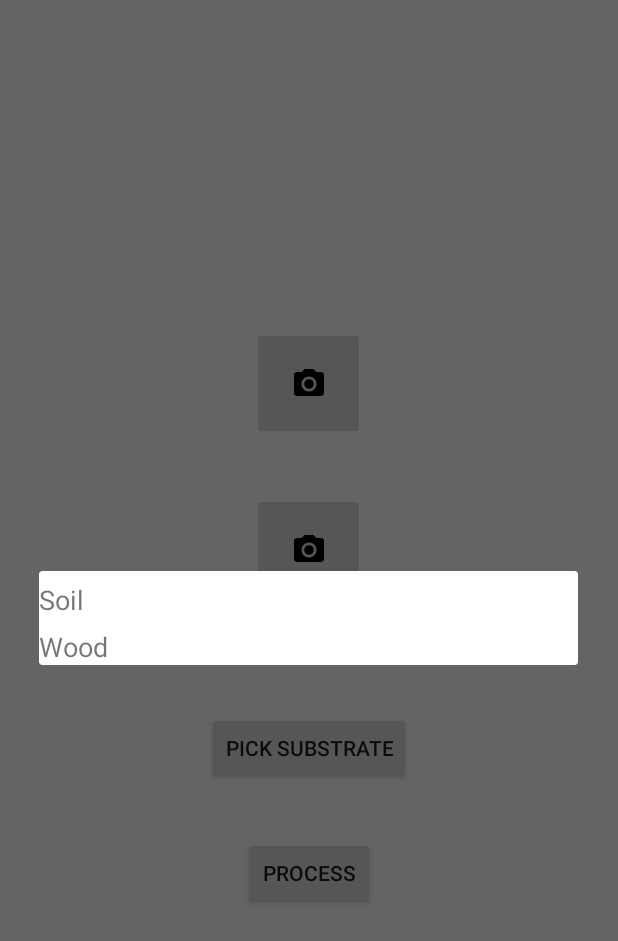
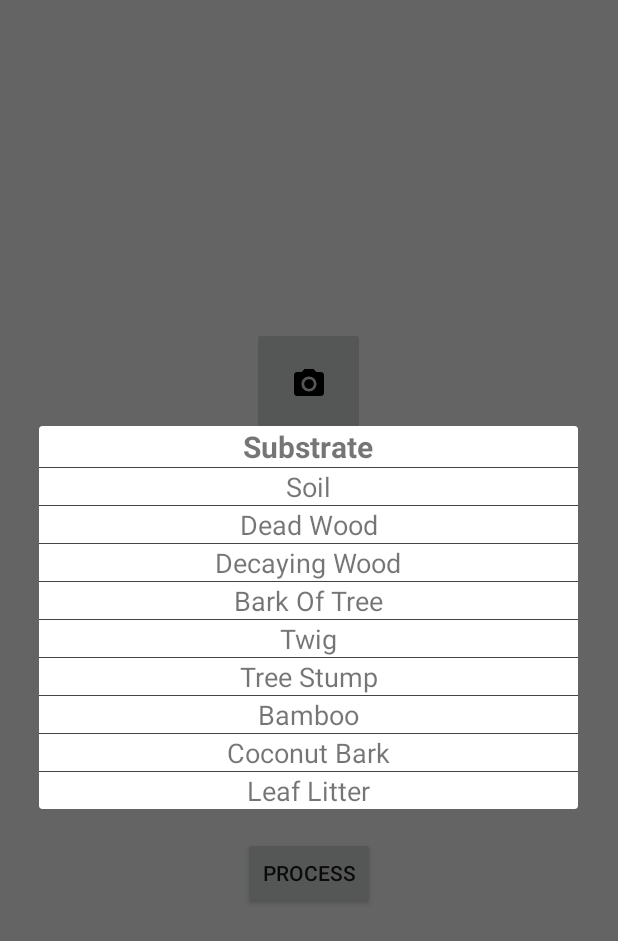
Before and after one commit to francisud/sp, an Android app: the IdentifyActivity screen opened directly, with no data from a screen before it, after a tap on "PICK SUBSTRATE", on a phone screen of 412 x 824 dp. Shown: the top 941 px of the screen. Run offline under Robolectric (Android 15) with nearby library versions, the phone set to English and light mode, and no system bars.

Commit message:
Updated ui for substrate fragment

```diff
--- a/SPNEW/app/src/main/java/com/example/fud/spnew/IdentifyActivity.java
+++ b/SPNEW/app/src/main/java/com/example/fud/spnew/IdentifyActivity.java
@@ -14,6 +14,8 @@ import android.support.v7.widget.Toolbar;
 import android.util.Log;
 import android.view.View;
 import android.net.Uri;
+import android.widget.ArrayAdapter;
+import android.widget.Button;
 import android.widget.ImageButton;
 import android.graphics.Bitmap;
 import android.widget.Toast;
@@ -225,9 +227,14 @@ public class IdentifyActivity extends AppCompatActivity implements SubstrateFrag
     }
 
     public void onSelect(DialogFragment dialog, int which){
-        Log.d("debug", "inside on select");
-        Log.d("debug-which", Integer.toString(which));
         dialog.dismiss();
+
+        ArrayAdapter<CharSequence> adapter = ArrayAdapter.createFromResource(this,
+                R.array.substrate_array, R.layout.substrate_listview);
+
+        substrate = adapter.getItem(which).toString();
+        Button substrateButton = (Button)findViewById(R.id.substrateButton);
+        substrateButton.setText(substrate);
     }
 
     public void startProcessActivity(View view){
--- a/SPNEW/app/src/main/java/com/example/fud/spnew/SubstrateFragment.java
+++ b/SPNEW/app/src/main/java/com/example/fud/spnew/SubstrateFragment.java
@@ -1,13 +1,11 @@
 package com.example.fud.spnew;
-
 
 import android.app.Activity;
 import android.app.Dialog;
+import android.graphics.Color;
 import android.os.Bundle;
 import android.support.v4.app.DialogFragment;
 import android.support.v7.app.AlertDialog;
-import android.util.Log;
-import android.view.LayoutInflater;
 import android.view.View;
 import android.widget.ArrayAdapter;
 import android.widget.LinearLayout;
@@ -15,50 +13,26 @@ import android.widget.TextView;
 
 public class SubstrateFragment extends DialogFragment {
 
-//    AlertDialog.Builder builder = new AlertDialog.Builder(this);
-//    LayoutInflater inflater = this.getLayoutInflater();
-//    View substrateView = inflater.inflate(R.layout.test_layout, null);
-//        builder.setView(substrateView);
-//
-//    final AlertDialog alertDialogObject = builder.create();
-//        alertDialogObject.show();
-//
-//        substrateView.findViewById(R.id.test).setOnClickListener(new View.OnClickListener(){
-//        public void onClick(View v){
-//            Log.d("debug", "test");
-//            alertDialogObject.cancel();
-//        }
-//    });
-
-
+    SubstrateFragmentListener mListener;
 
     public interface SubstrateFragmentListener {
         void onSelect(DialogFragment dialog, int which);
     }
 
-    // Use this instance of the interface to deliver action events
-    SubstrateFragmentListener mListener;
-
-    // Override the Fragment.onAttach() method to instantiate the NoticeDialogListener
     @Override
     public void onAttach(Activity activity) {
         super.onAttach(activity);
-        // Verify that the host activity implements the callback interface
         try {
-            // Instantiate the NoticeDialogListener so we can send events to the host
             mListener = (SubstrateFragmentListener) activity;
         } catch (ClassCastException e) {
-            // The activity doesn't implement the interface, throw exception
-            throw new ClassCastException(activity.toString()
-                    + " must implement NoticeDialogListener");
+            throw new ClassCastException(activity.toString() + " must implement NoticeDialogListener");
         }
     }
-
 
     @Override
     public Dialog onCreateDialog(Bundle savedInstanceState) {
 
-        final ArrayAdapter<CharSequence> adapter = ArrayAdapter.createFromResource(getActivity().getApplicationContext(),
+        ArrayAdapter<CharSequence> adapter = ArrayAdapter.createFromResource(getActivity().getApplicationContext(),
                 R.array.substrate_array, R.layout.substrate_listview);
 
         // Build the dialog and set up the button click handlers
@@ -66,28 +40,35 @@ public class SubstrateFragment extends DialogFragment {
         View view = getActivity().getLayoutInflater().inflate(R.layout.substrate_listview, null);
         LinearLayout layout = (LinearLayout)view.findViewById(R.id.layout);
 
+        View v;
         TextView tv;
+
         for(int i = 0; i < adapter.getCount(); i++){
+            v = new View(getActivity());
+            v.setLayoutParams(new LinearLayout.LayoutParams(LinearLayout.LayoutParams.FILL_PARENT, 1));
+            v.setBackgroundColor(Color.DKGRAY);
+
             final int id = i;
             tv = new TextView(getActivity());
             tv.setId(i);
             tv.setText(adapter.getItem(i));
             tv.setTextSize(18);
-            tv.setClickable(true);
-            tv.setPadding(0, 10, 0, 0);
+            tv.setLayoutParams(new LinearLayout.LayoutParams(LinearLayout.LayoutParams.MATCH_PARENT, LinearLayout.LayoutParams.WRAP_CONTENT));
+            tv.setGravity(1);
+
             tv.setOnClickListener(new View.OnClickListener() {
                 @Override
                 public void onClick(View v) {
                     mListener.onSelect(SubstrateFragment.this, id);
                 }
             });
+
+            layout.addView(v);
             layout.addView(tv);
         }
 
         builder.setView(view);
-
         return builder.create();
     }
 
-
-    }
+}
--- a/SPNEW/app/src/main/res/layout/content_identify.xml
+++ b/SPNEW/app/src/main/res/layout/content_identify.xml
@@ -33,7 +33,7 @@
             android:onClick="createDialog" />
 
         <Button
-            android:id="@+id/button"
+            android:id="@+id/substrateButton"
             android:layout_width="wrap_content"
             android:layout_height="wrap_content"
             android:layout_marginTop="35dp"
--- a/SPNEW/app/src/main/res/layout/substrate_listview.xml
+++ b/SPNEW/app/src/main/res/layout/substrate_listview.xml
@@ -3,5 +3,13 @@
     android:id="@+id/layout"
     android:layout_width="match_parent"
     android:layout_height="match_parent"
-    android:orientation="vertical" >
+    android:orientation="vertical"
+    android:gravity="center">
+
+    <TextView
+        android:layout_width="wrap_content"
+        android:layout_height="wrap_content"
+        android:text="@string/substrate"
+        android:textSize="20sp"
+        android:textStyle="bold"/>
 </LinearLayout>
--- a/SPNEW/app/src/main/res/values/strings.xml
+++ b/SPNEW/app/src/main/res/values/strings.xml
@@ -15,9 +15,17 @@
         <item>Files</item>
     </string-array>
 
+    <string name="substrate">Substrate</string>
     <string-array name="substrate_array">
         <item>Soil</item>
-        <item>Wood</item>
+        <item>Dead Wood</item>
+        <item>Decaying Wood</item>
+        <item>Bark Of Tree</item>
+        <item>Twig</item>
+        <item>Tree Stump</item>
+        <item>Bamboo</item>
+        <item>Coconut Bark</item>
+        <item>Leaf Litter</item>
     </string-array>
 
     <string name="done">DONE</string>
```
